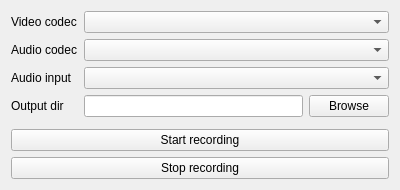
Old version of the form gui/mainwindow.ui in the repository nouspiro/kiroku.
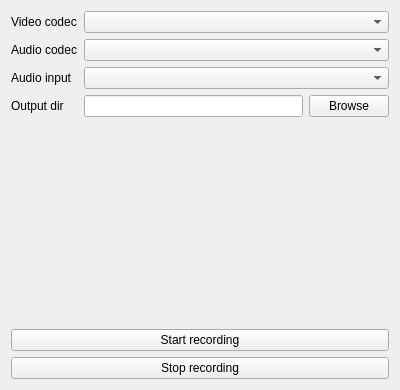
New version of the form.

Patch:
```diff
--- a/gui/mainwindow.ui
+++ b/gui/mainwindow.ui
@@ -7,7 +7,7 @@
     <x>0</x>
     <y>0</y>
     <width>400</width>
-    <height>190</height>
+    <height>390</height>
    </rect>
   </property>
   <property name="windowTitle">
```
